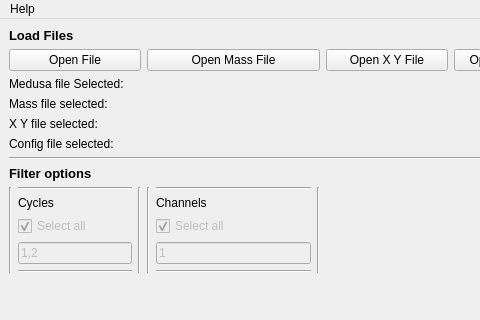
This is karlie/view/app.ui in abdullahsumbal/data-analysis as Qt 5 draws it before an edit; both pictures show x 0 to 480 and y 0 to 320 of the 584 by 485 pixel window. The edited form follows.
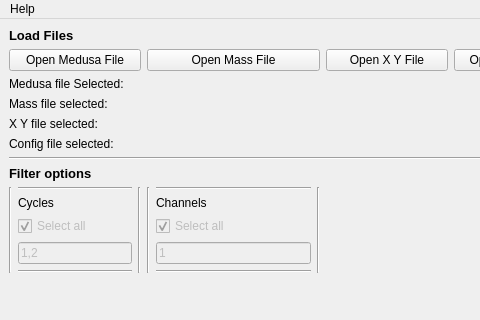
This is the edited form.

```diff
--- a/karlie/view/app.ui
+++ b/karlie/view/app.ui
@@ -73,7 +73,7 @@
          <string notr="true"/>
         </property>
         <property name="text">
-         <string>Open File</string>
+         <string>Open Medusa File</string>
         </property>
        </widget>
       </item>
```
